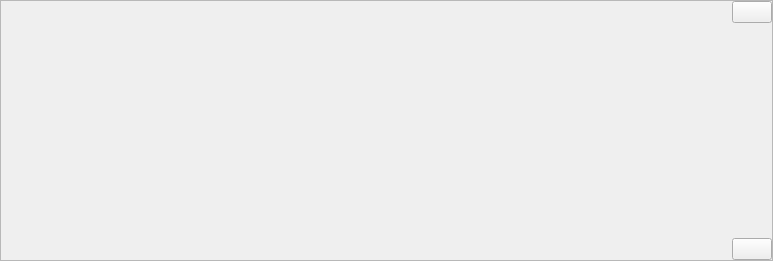
Qt form src/gui/ui/msg.ui (LaM0uette/PySide6_Blank_Project_demo) before a commit.
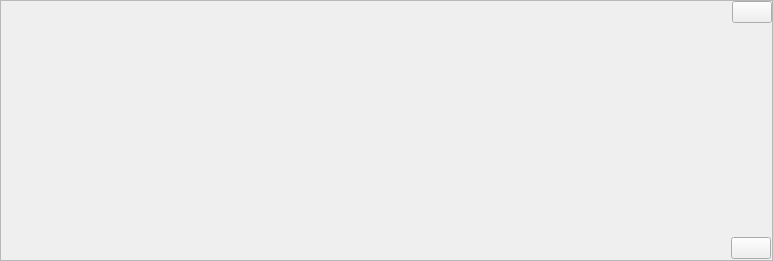
The same form after that commit.

Commit message: REMAKE 100% - UI - Msg

```diff
--- a/src/gui/ui/msg.ui
+++ b/src/gui/ui/msg.ui
@@ -163,10 +163,10 @@
           <number>2</number>
          </property>
          <property name="rightMargin">
-          <number>0</number>
+          <number>1</number>
          </property>
          <property name="bottomMargin">
-          <number>0</number>
+          <number>1</number>
          </property>
          <item>
           <spacer name="horizontalSpacer">
```
The commit also changes 1 other file.
